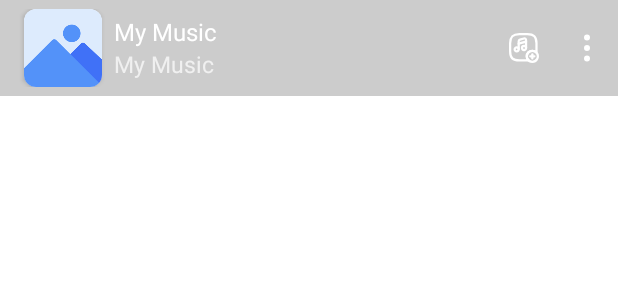
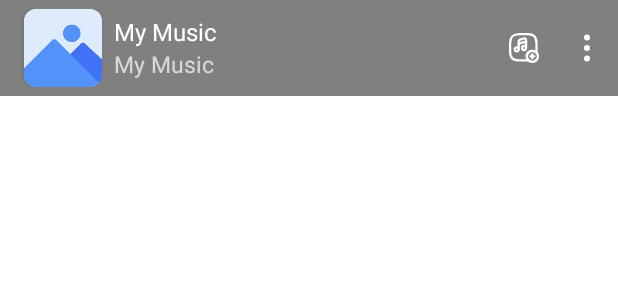
Before and after one commit to NamTranDinh/hn_java_native_my_musicapp_fe, an Android app: the layout item_song.xml on its own in the app's theme, with its tools: preview values and no code run, on a phone screen of 412 x 824 dp. Shown: the top 300 px of the screen. Run offline under Robolectric (Android 15) with nearby library versions, the light colour scheme and no system bars.

Commit message:
Update: update song item background

```diff
--- a/app/src/main/java/com/aptech/mymusic/presentation/view/activity/MainActivity.java
+++ b/app/src/main/java/com/aptech/mymusic/presentation/view/activity/MainActivity.java
@@ -201,7 +201,6 @@ public class MainActivity extends BaseActivity implements View.OnClickListener {
     public void setOffsetStatusBars(boolean apply) {
         int pd = apply ? ScreenUtils.getStatusBarHeight(this) : 0;
         AnimateUtils.animatePaddingTop(root, 200, root.getPaddingTop(), pd);
-
     }
 
     public void setAppearanceLightStatusBars(boolean isLight) {
--- /dev/null
+++ b/app/src/main/res/drawable/custom_background_song_item.xml
@@ -0,0 +1,22 @@
+<?xml version="1.0" encoding="utf-8"?>
+<ripple xmlns:android="http://schemas.android.com/apk/res/android"
+    android:color="#33FFFFFF"
+    android:exitFadeDuration="@android:integer/config_shortAnimTime">
+    <!--Use this to define the shape
+        of the ripple effect (rectangle, oval, ring or line).
+        The color specified here isn't used anyway -->
+    <item android:id="@android:id/mask">
+        <shape android:shape="rectangle">
+            <!-- This color is needed to be set - doesn't affect anything -->
+            <solid android:color="@color/white" />
+        </shape>
+    </item>
+    <!-- This is the background for your button -->
+    <item>
+        <!-- Use the shape you want here -->
+        <shape android:shape="rectangle">
+            <!-- Use the solid tag to define the background color you want -->
+            <solid android:color="@android:color/transparent" />
+        </shape>
+    </item>
+</ripple>
--- a/app/src/main/res/drawable/selector_song_item.xml
+++ b/app/src/main/res/drawable/selector_song_item.xml
@@ -10,9 +10,5 @@
             <solid android:color="#4DFFEA00" />
         </shape>
     </item>
-    <item android:state_pressed="true">
-        <shape>
-            <solid android:color="#33000000" />
-        </shape>
-    </item>
+    <item android:drawable="@drawable/custom_background_song_item" android:state_pressed="true" />
 </selector>
--- a/app/src/main/res/layout/fragment_detail.xml
+++ b/app/src/main/res/layout/fragment_detail.xml
@@ -149,7 +149,6 @@
                     android:layout_width="match_parent"
                     android:layout_height="match_parent"
                     android:nestedScrollingEnabled="false"
-                    tools:itemCount="6"
                     tools:listitem="@layout/item_song"
                     tools:visibility="visible" />
 
--- a/app/src/main/res/layout/item_song.xml
+++ b/app/src/main/res/layout/item_song.xml
@@ -4,9 +4,10 @@
     xmlns:tools="http://schemas.android.com/tools"
     android:layout_width="match_parent"
     android:layout_height="64dp"
+    android:background="@drawable/custom_background_song_item"
     android:paddingTop="6dp"
     android:paddingBottom="6dp"
-    tools:background="#cccccc">
+    tools:background="#808080">
 
     <androidx.cardview.widget.CardView
         android:id="@+id/card_view_ic"
```
